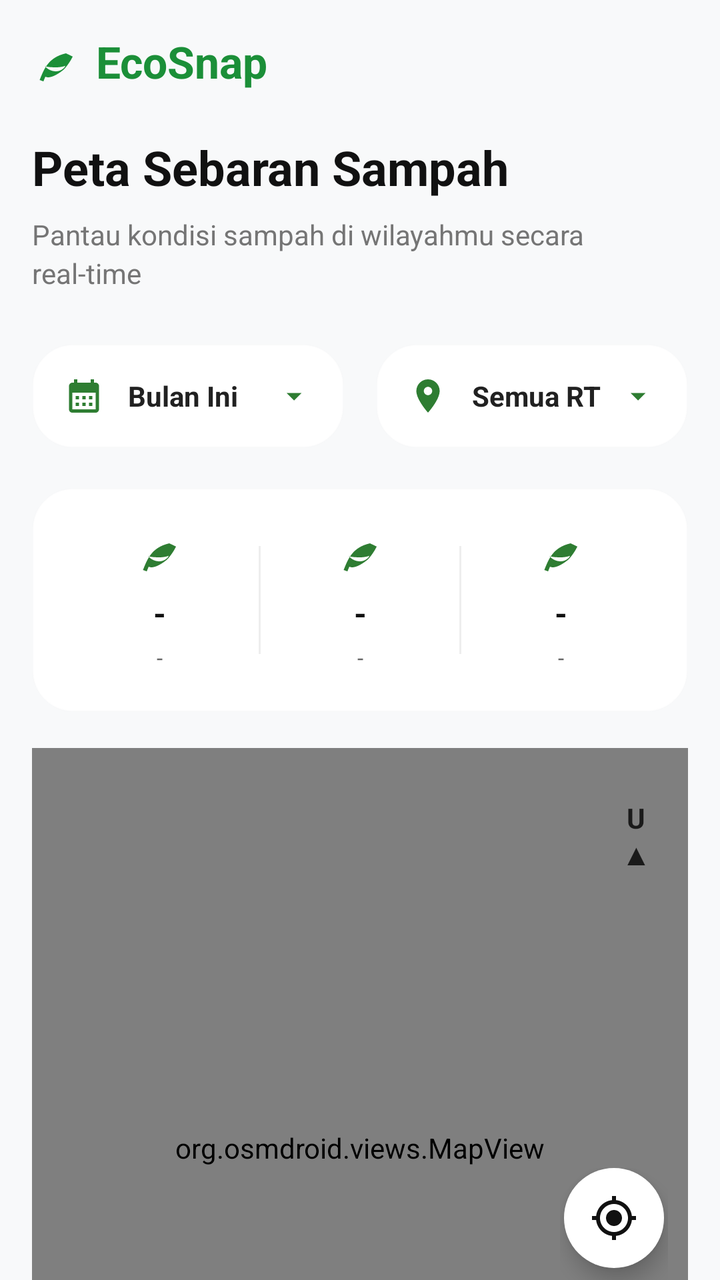
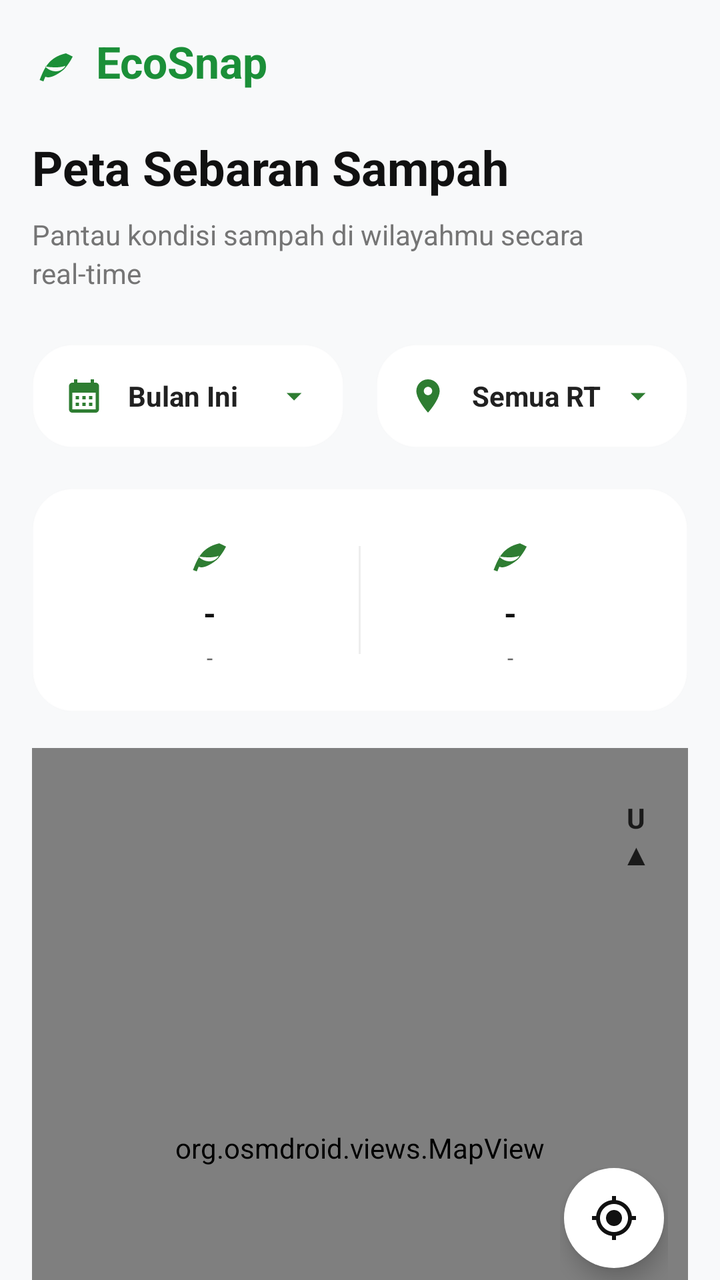

Screens rendered from an Android XML layout before and after an edit, with the pre-edit source and the edit as a unified diff.
<!-- AndroidManifest.xml: application theme Theme.EcoSnap -->
<!-- res/layout/activity_maps.xml -->
<?xml version="1.0" encoding="utf-8"?>
<androidx.core.widget.NestedScrollView xmlns:android="http://schemas.android.com/apk/res/android"
    xmlns:app="http://schemas.android.com/apk/res-auto"
    android:id="@+id/mapsRoot"
    android:layout_width="match_parent"
    android:layout_height="match_parent"
    android:background="#F8F9FA"
    android:clipToPadding="true"
    android:fitsSystemWindows="true"
    android:fillViewport="true"
    android:overScrollMode="never">

    <LinearLayout
        android:layout_width="match_parent"
        android:layout_height="wrap_content"
        android:orientation="vertical"
        android:paddingStart="16dp"
        android:paddingTop="16dp"
        android:paddingEnd="16dp"
        android:paddingBottom="24dp">

        <androidx.constraintlayout.widget.ConstraintLayout
            android:layout_width="match_parent"
            android:layout_height="wrap_content">

            <LinearLayout
                android:id="@+id/brandRow"
                android:layout_width="wrap_content"
                android:layout_height="wrap_content"
                android:gravity="center_vertical"
                android:orientation="horizontal"
                app:layout_constraintStart_toStartOf="parent"
                app:layout_constraintTop_toTopOf="parent">

                <ImageView
                    android:layout_width="24dp"
                    android:layout_height="24dp"
                    android:src="@drawable/ic_leaf"
                    app:tint="#1B8F38" />

                <TextView
                    android:layout_width="wrap_content"
                    android:layout_height="wrap_content"
                    android:layout_marginStart="8dp"
                    android:text="EcoSnap"
                    android:textColor="#1B8F38"
                    android:textSize="22sp"
                    android:textStyle="bold" />
            </LinearLayout>



            <TextView
                android:id="@+id/tvPetaTitle"
                android:layout_width="0dp"
                android:layout_height="wrap_content"
                android:layout_marginTop="22dp"
                android:text="Peta Sebaran Sampah"
                android:textColor="#111111"
                android:textSize="24sp"
                android:textStyle="bold"
                app:layout_constraintEnd_toEndOf="parent"
                app:layout_constraintStart_toStartOf="parent"
                app:layout_constraintTop_toBottomOf="@id/brandRow" />

            <TextView
                android:id="@+id/tvPetaSubtitle"
                android:layout_width="0dp"
                android:layout_height="wrap_content"
                android:layout_marginTop="8dp"
                android:lineSpacingExtra="3dp"
                android:text="Pantau kondisi sampah di wilayahmu secara real-time"
                android:textColor="#757575"
                android:textSize="14sp"
                app:layout_constraintEnd_toEndOf="parent"
                app:layout_constraintStart_toStartOf="parent"
                app:layout_constraintTop_toBottomOf="@id/tvPetaTitle" />
        </androidx.constraintlayout.widget.ConstraintLayout>

        <LinearLayout
            android:id="@+id/filterRow"
            android:layout_width="match_parent"
            android:layout_height="wrap_content"
            android:layout_marginTop="26dp"
            android:baselineAligned="false"
            android:orientation="horizontal">

            <LinearLayout
                android:id="@+id/btnFilterPeriod"
                android:layout_width="0dp"
                android:layout_height="52dp"
                android:layout_marginEnd="8dp"
                android:layout_weight="1"
                android:background="@drawable/bg_maps_chip"
                android:elevation="4dp"
                android:gravity="center_vertical"
                android:orientation="horizontal"
                android:paddingHorizontal="16dp"
                android:clickable="true"
                android:focusable="true"
                android:foreground="?attr/selectableItemBackground">

                <ImageView
                    android:layout_width="20dp"
                    android:layout_height="20dp"
                    android:src="@drawable/ic_calendar_month"
                    app:tint="#2E7D32" />

                <TextView
                    android:id="@+id/tvFilterPeriod"
                    android:layout_width="0dp"
                    android:layout_height="wrap_content"
                    android:layout_marginStart="12dp"
                    android:layout_weight="1"
                    android:text="Bulan Ini"
                    android:textColor="#212121"
                    android:textSize="14sp"
                    android:textStyle="bold" />

                <ImageView
                    android:layout_width="18dp"
                    android:layout_height="18dp"
                    android:src="@drawable/ic_arrow_down"
                    app:tint="#2E7D32" />
            </LinearLayout>

            <LinearLayout
                android:id="@+id/btnFilterArea"
                android:layout_width="0dp"
                android:layout_height="52dp"
                android:layout_marginStart="8dp"
                android:layout_weight="1"
                android:background="@drawable/bg_maps_chip"
                android:elevation="4dp"
                android:gravity="center_vertical"
                android:orientation="horizontal"
                android:paddingHorizontal="16dp"
                android:clickable="true"
                android:focusable="true"
                android:foreground="?attr/selectableItemBackground">

                <ImageView
                    android:layout_width="20dp"
                    android:layout_height="20dp"
                    android:src="@drawable/ic_location_pin"
                    app:tint="#2E7D32" />

                <TextView
                    android:id="@+id/tvFilterArea"
                    android:layout_width="0dp"
                    android:layout_height="wrap_content"
                    android:layout_marginStart="12dp"
                    android:layout_weight="1"
                    android:text="Semua RT"
                    android:textColor="#212121"
                    android:textSize="14sp"
                    android:textStyle="bold" />

                <ImageView
                    android:layout_width="18dp"
                    android:layout_height="18dp"
                    android:src="@drawable/ic_arrow_down"
                    app:tint="#2E7D32" />
            </LinearLayout>
        </LinearLayout>

        <LinearLayout
            android:id="@+id/summaryCard"
            android:layout_width="match_parent"
            android:layout_height="112dp"
            android:layout_marginTop="20dp"
            android:background="@drawable/bg_maps_card"
            android:elevation="5dp"
            android:gravity="center"
            android:orientation="horizontal"
            android:padding="14dp">

            <include
                android:id="@+id/metricKelurahan"
                layout="@layout/item_maps_metric" />

            <View
                android:layout_width="1dp"
                android:layout_height="54dp"
                android:background="#EEEEEE" />

            <include
                android:id="@+id/metricLaporan"
                layout="@layout/item_maps_metric" />

            <View
                android:layout_width="1dp"
                android:layout_height="54dp"
                android:background="#EEEEEE" />

            <include
                android:id="@+id/metricDominan"
                layout="@layout/item_maps_metric" />
         </LinearLayout>

        <androidx.constraintlayout.widget.ConstraintLayout
            android:id="@+id/mapPanel"
            android:layout_width="match_parent"
            android:layout_height="400dp"
            android:layout_marginTop="18dp"
            android:background="@drawable/bg_maps_canvas"
            android:clipChildren="true"
            android:clipToPadding="true">

            
            <org.osmdroid.views.MapView
                android:id="@+id/osmMapView"
                android:layout_width="0dp"
                android:layout_height="0dp"
                app:layout_constraintBottom_toBottomOf="parent"
                app:layout_constraintEnd_toEndOf="parent"
                app:layout_constraintStart_toStartOf="parent"
                app:layout_constraintTop_toTopOf="parent" />

            <TextView
                android:id="@+id/tvCompass"
                android:layout_width="32dp"
                android:layout_height="48dp"
                android:layout_marginTop="20dp"
                android:layout_marginEnd="10dp"
                android:gravity="center"
                android:text="U\n▲"
                android:textColor="#1A1A1A"
                android:textSize="14sp"
                android:textStyle="bold"
                app:layout_constraintEnd_toEndOf="parent"
                app:layout_constraintTop_toTopOf="parent" />

            <LinearLayout
                android:id="@+id/mapControls"
                android:layout_width="54dp"
                android:layout_height="wrap_content"
                android:layout_marginEnd="10dp"
                android:layout_marginBottom="26dp"
                android:gravity="center"
                android:orientation="vertical"
                app:layout_constraintBottom_toBottomOf="parent"
                app:layout_constraintEnd_toEndOf="parent">

                <FrameLayout
                    android:id="@+id/btnLocate"
                    android:layout_width="50dp"
                    android:layout_height="50dp"
                    android:background="@drawable/bg_white_circle_elevated"
                    android:elevation="6dp"
                    android:foreground="?attr/selectableItemBackgroundBorderless">

                    <ImageView
                        android:layout_width="24dp"
                        android:layout_height="24dp"
                        android:layout_gravity="center"
                        android:src="@drawable/ic_my_location"
                        app:tint="#111111" />
                </FrameLayout>

                <LinearLayout
                    android:layout_width="50dp"
                    android:layout_height="102dp"
                    android:layout_marginTop="12dp"
                    android:background="@drawable/bg_maps_card"
                    android:elevation="6dp"
                    android:orientation="vertical">

                    <TextView
                        android:id="@+id/btnZoomIn"
                        android:layout_width="match_parent"
                        android:layout_height="50dp"
                        android:gravity="center"
                        android:text="+"
                        android:textColor="#111111"
                        android:textSize="30sp" />

                    <View
                        android:layout_width="22dp"
                        android:layout_height="1dp"
                        android:layout_gravity="center_horizontal"
                        android:background="#EEEEEE" />

                    <TextView
                        android:id="@+id/btnZoomOut"
                        android:layout_width="match_parent"
                        android:layout_height="50dp"
                        android:gravity="center"
                        android:text="-"
                        android:textColor="#111111"
                        android:textSize="30sp" />
                </LinearLayout>
            </LinearLayout>
        </androidx.constraintlayout.widget.ConstraintLayout>

        
        <LinearLayout
            android:id="@+id/filterBadgeRow"
            android:layout_width="match_parent"
            android:layout_height="wrap_content"
            android:layout_marginTop="12dp"
            android:gravity="center_vertical"
            android:orientation="horizontal"
            android:visibility="gone">

            <TextView
                android:id="@+id/tvFilterBadge"
                android:layout_width="0dp"
                android:layout_height="wrap_content"
                android:layout_weight="1"
                android:text="Filter aktif: Organik"
                android:textColor="#2E7D32"
                android:textSize="13sp"
                android:textStyle="bold" />

            <TextView
                android:id="@+id/btnResetFilter"
                android:layout_width="wrap_content"
                android:layout_height="wrap_content"
                android:background="@drawable/bg_maps_chip"
                android:clickable="true"
                android:focusable="true"
                android:foreground="?attr/selectableItemBackground"
                android:padding="8dp"
                android:text="Reset ✕"
                android:textColor="#F44336"
                android:textSize="12sp"
                android:textStyle="bold" />
        </LinearLayout>

        
        <LinearLayout
            android:id="@+id/legendCard"
            android:layout_width="match_parent"
            android:layout_height="wrap_content"
            android:layout_marginTop="16dp"
            android:background="@drawable/bg_maps_card"
            android:elevation="5dp"
            android:orientation="vertical"
            android:padding="20dp">

            <TextView
                android:layout_width="wrap_content"
                android:layout_height="wrap_content"
                android:text="Legenda Kategori"
                android:textColor="#111111"
                android:textSize="17sp"
                android:textStyle="bold" />

            <TextView
                android:layout_width="wrap_content"
                android:layout_height="wrap_content"
                android:layout_marginTop="4dp"
                android:text="Ketuk ikon untuk filter peta &amp; lihat persentase"
                android:textColor="#9E9E9E"
                android:textSize="12sp" />

            <HorizontalScrollView
                android:layout_width="match_parent"
                android:layout_height="wrap_content"
                android:layout_marginTop="16dp"
                android:overScrollMode="never"
                android:scrollbars="none">

                <LinearLayout
                    android:id="@+id/legendRow"
                    android:layout_width="wrap_content"
                    android:layout_height="wrap_content"
                    android:orientation="horizontal" />
            </HorizontalScrollView>
        </LinearLayout>

        
        <LinearLayout
            android:id="@+id/categoryBreakdownCard"
            android:layout_width="match_parent"
            android:layout_height="wrap_content"
            android:layout_marginTop="16dp"
            android:background="@drawable/bg_maps_card"
            android:elevation="5dp"
            android:orientation="vertical"
            android:padding="20dp">

            <LinearLayout
                android:layout_width="match_parent"
                android:layout_height="wrap_content"
                android:gravity="center_vertical"
                android:orientation="horizontal"
                android:layout_marginBottom="12dp">

                <ImageView
                    android:layout_width="20dp"
                    android:layout_height="20dp"
                    android:src="@drawable/ic_pie_chart"
                    app:tint="#2E7D32"
                    android:layout_marginEnd="8dp"/>

                <TextView
                    android:layout_width="0dp"
                    android:layout_height="wrap_content"
                    android:layout_weight="1"
                    android:text="Detail Sampah Ditemukan"
                    android:textColor="#111111"
                    android:textSize="16sp"
                    android:textStyle="bold" />
            </LinearLayout>

            
            <LinearLayout
                android:id="@+id/categoryBreakdownContainer"
                android:layout_width="match_parent"
                android:layout_height="wrap_content"
                android:orientation="vertical" />
        </LinearLayout>

        
        <LinearLayout
            android:id="@+id/topKelurahanCard"
            android:layout_width="match_parent"
            android:layout_height="wrap_content"
            android:layout_marginTop="18dp"
            android:background="@drawable/bg_maps_card"
            android:elevation="5dp"
            android:orientation="vertical"
            android:padding="16dp">

            <LinearLayout
                android:layout_width="match_parent"
                android:layout_height="wrap_content"
                android:gravity="center_vertical"
                android:orientation="horizontal">

                <TextView
                    android:layout_width="0dp"
                    android:layout_height="wrap_content"
                    android:layout_weight="1"
                    android:text="🏆 Top RT Terbanyak Scan"
                    android:textColor="#111111"
                    android:textSize="16sp"
                    android:textStyle="bold" />

                <TextView
                    android:layout_width="wrap_content"
                    android:layout_height="wrap_content"
                    android:text="Berdasarkan Total Laporan"
                    android:textColor="#757575"
                    android:textSize="11sp" />
            </LinearLayout>

            <LinearLayout
                android:id="@+id/topRegionRow"
                android:layout_width="match_parent"
                android:layout_height="wrap_content"
                android:layout_marginTop="16dp"
                android:baselineAligned="false"
                android:orientation="horizontal" />
        </LinearLayout>
    </LinearLayout>
</androidx.core.widget.NestedScrollView>
<!-- res/layout/item_maps_metric.xml (included above) -->
<?xml version="1.0" encoding="utf-8"?>
<LinearLayout xmlns:android="http://schemas.android.com/apk/res/android"
    xmlns:app="http://schemas.android.com/apk/res-auto"
    android:layout_width="0dp"
    android:layout_height="match_parent"
    android:layout_weight="1"
    android:gravity="center"
    android:orientation="vertical"
    android:paddingHorizontal="4dp">

    <ImageView
        android:id="@+id/ivMetricIcon"
        android:layout_width="24dp"
        android:layout_height="24dp"
        android:src="@drawable/ic_leaf"
        app:tint="#2E7D32" />

    <TextView
        android:id="@+id/tvMetricValue"
        android:layout_width="match_parent"
        android:layout_height="wrap_content"
        android:layout_marginTop="8dp"
        android:gravity="center"
        android:maxLines="1"
        android:text="-"
        android:textColor="#111111"
        android:textSize="16sp"
        android:textStyle="bold" />

    <TextView
        android:id="@+id/tvMetricLabel"
        android:layout_width="match_parent"
        android:layout_height="wrap_content"
        android:layout_marginTop="4dp"
        android:gravity="center"
        android:maxLines="2"
        android:text="-"
        android:textColor="#666666"
        android:textSize="11sp" />
</LinearLayout>
<!-- resources referenced by this layout -->
<resources>
  <!-- drawable bg_maps_canvas (drawable) -->
  <?xml version="1.0" encoding="utf-8"?>
  <shape xmlns:android="http://schemas.android.com/apk/res/android">
      <gradient
          android:angle="270"
          android:startColor="#F8FBF6"
          android:endColor="#EEF6EC" />
      <corners android:radius="22dp" />
  </shape>
  <!-- drawable bg_maps_card (drawable) -->
  <?xml version="1.0" encoding="utf-8"?>
  <shape xmlns:android="http://schemas.android.com/apk/res/android">
      <solid android:color="#FFFFFF" />
      <corners android:radius="20dp" />
      <stroke android:width="1dp" android:color="#0DE0E0E0" />
  </shape>
  <!-- drawable bg_maps_chip (drawable) -->
  <?xml version="1.0" encoding="utf-8"?>
  <shape xmlns:android="http://schemas.android.com/apk/res/android">
      <solid android:color="#FFFFFF" />
      <corners android:radius="20dp" />
      <stroke android:width="1dp" android:color="#08E0E0E0" />
  </shape>
  <!-- drawable bg_white_circle_elevated (drawable) -->
  <?xml version="1.0" encoding="utf-8"?>
  <shape xmlns:android="http://schemas.android.com/apk/res/android"
      android:shape="oval">
      <solid android:color="#FFFFFF" />
  </shape>
  <!-- drawable ic_arrow_down (drawable) -->
  <vector xmlns:android="http://schemas.android.com/apk/res/android"
      android:width="24dp"
      android:height="24dp"
      android:viewportWidth="24"
      android:viewportHeight="24">
    <path
        android:fillColor="#000000"
        android:pathData="M7,10l5,5 5,-5z"/>
  </vector>
  <!-- drawable ic_calendar_month (drawable) -->
  <vector xmlns:android="http://schemas.android.com/apk/res/android"
      android:width="24dp"
      android:height="24dp"
      android:viewportWidth="24"
      android:viewportHeight="24">
    <path
        android:fillColor="#FF000000"
        android:pathData="M19,4h-1V2h-2v2H8V2H6v2H5C3.89,4 3.01,4.9 3.01,6L3,20c0,1.1 0.89,2 2,2h14c1.1,0 2,-0.9 2,-2V6C21,4.9 20.1,4 19,4zM19,20H5V10h14V20zM9,14H7v-2h2V14zM13,14h-2v-2h2V14zM17,14h-2v-2h2V14zM9,18H7v-2h2V18zM13,18h-2v-2h2V18zM17,18h-2v-2h2V18z"/>
  </vector>
  <!-- drawable ic_leaf (drawable) -->
  <vector xmlns:android="http://schemas.android.com/apk/res/android"
      android:width="24dp"
      android:height="24dp"
      android:viewportWidth="24"
      android:viewportHeight="24">
    <path
        android:fillColor="#FF000000"
        android:pathData="M17,8C8,10 5.9,16.17 3.82,21.34l1.89,0.66l0.95,-2.3c0.48,0.17 0.96,0.3 1.34,0.3C11.42,20 16,16 16,16S18.78,13 20.35,9.61C20.35,9.61 17,8 17,8zM12,17c-2.48,0 -4.38,-1.24 -5.5,-2.5c1.47,0.35 3.3,0.5 5.5,0.5c1.65,0 3.25,-0.25 4.67,-0.75C16.48,15.11 14.56,17 12,17z"/>
  </vector>
  <!-- drawable ic_location_pin (drawable) -->
  <vector xmlns:android="http://schemas.android.com/apk/res/android"
      android:width="24dp"
      android:height="24dp"
      android:viewportWidth="24"
      android:viewportHeight="24">
    <path
        android:fillColor="#000000"
        android:pathData="M12,2C8.13,2 5,5.13 5,9c0,5.25 7,13 7,13s7,-7.75 7,-13c0,-3.87 -3.13,-7 -7,-7zM12,11.5c-1.38,0 -2.5,-1.12 -2.5,-2.5s1.12,-2.5 2.5,-2.5 2.5,1.12 2.5,2.5 -1.12,2.5 -2.5,2.5z"/>
  </vector>
  <!-- drawable ic_pie_chart (drawable) -->
  <vector xmlns:android="http://schemas.android.com/apk/res/android"
      android:width="24dp"
      android:height="24dp"
      android:viewportWidth="24"
      android:viewportHeight="24">
    <path
        android:fillColor="#000000"
        android:pathData="M11,2v20c-5.07,-0.5 -9,-4.79 -9,-10s3.93,-9.5 9,-10zM13,2.03v8.99h9c-0.47,-4.74 -4.24,-8.52 -9,-8.99zM13,13v8.97c4.76,-0.47 8.53,-4.25 9,-8.97h-9z"/>
  </vector>
  <style name="Theme.EcoSnap" parent="Base.Theme.EcoSnap" />
  <color name="colorPrimary">#4CAF50</color>
  <color name="colorPrimaryDark">#1B5E20</color>
  <color name="white">#FFFFFFFF</color>
  <color name="colorAccent">#A5D6A7</color>
  <color name="eco_bg_soft">#F5F5F5</color>
  <!-- unchanged entries left out for length: 2 -->
</resources>

<!-- the commit's change to res/layout/activity_maps.xml (unified diff, before → after) -->
@@ -186,15 +186,6 @@
 
             <include
                 android:id="@+id/metricLaporan"
-                layout="@layout/item_maps_metric" />
-
-            <View
-                android:layout_width="1dp"
-                android:layout_height="54dp"
-                android:background="#EEEEEE" />
-
-            <include
-                android:id="@+id/metricDominan"
                 layout="@layout/item_maps_metric" />
          </LinearLayout>
 
@@ -338,6 +329,7 @@
             android:elevation="5dp"
             android:orientation="vertical"
             android:padding="20dp">
+
 
             <TextView
                 android:layout_width="wrap_content"
